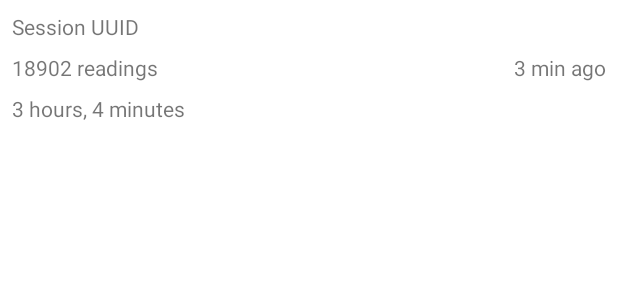
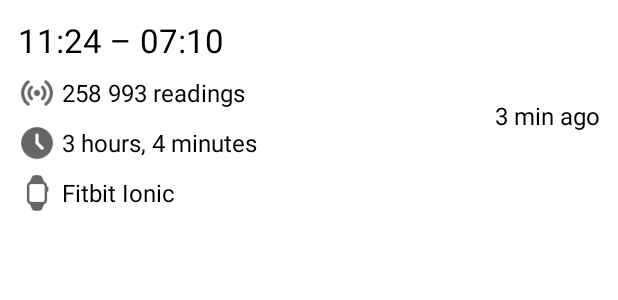
Before and after one commit to ademsalih/android-sleep-track, an Android app: the layout session_item.xml on its own in the app's theme, with its tools: preview values and no code run, on a phone screen of 412 x 824 dp. Shown: the top 300 px of the screen. Run offline under Robolectric (Android 15) with nearby library versions, the phone set to English and light mode, and no system bars.

Commit message:
updated sessions list

```diff
--- a/app/src/main/res/layout/activity_main.xml
+++ b/app/src/main/res/layout/activity_main.xml
@@ -37,7 +37,7 @@
         app:layout_constraintEnd_toEndOf="parent"
         app:layout_constraintStart_toStartOf="parent"
         app:layout_constraintTop_toBottomOf="@+id/textView"
-        app:srcCompat="@drawable/baseline_check_circle_black_48dp" />
+        app:srcCompat="@drawable/connection_badge" />
 
     <LinearLayout
         android:layout_width="match_parent"
--- a/app/src/main/res/layout/session_item.xml
+++ b/app/src/main/res/layout/session_item.xml
@@ -6,16 +6,16 @@
     android:layout_width="match_parent"
     android:layout_height="wrap_content"
     android:clickable="true"
-    android:focusable="true">
+    android:focusable="true"
+    android:padding="12dp">
 
     <TextView
-        android:id="@+id/sessionUUIDTextView"
+        android:id="@+id/timesTextView"
         android:layout_width="wrap_content"
         android:layout_height="wrap_content"
-        android:layout_marginStart="8dp"
-        android:layout_marginLeft="8dp"
-        android:layout_marginTop="8dp"
-        android:text="Session UUID"
+        android:text="11:24 – 07:10"
+        android:textColor="#000000"
+        android:textSize="22sp"
         app:layout_constraintStart_toStartOf="parent"
         app:layout_constraintTop_toTopOf="parent" />
 
@@ -23,34 +23,101 @@
         android:id="@+id/sessionTimeTextView"
         android:layout_width="wrap_content"
         android:layout_height="wrap_content"
-        android:layout_marginEnd="8dp"
-        android:layout_marginRight="8dp"
         android:text="3 min ago"
+        android:textColor="#000000"
+        android:textSize="16sp"
         app:layout_constraintBottom_toBottomOf="parent"
         app:layout_constraintEnd_toEndOf="parent"
         app:layout_constraintTop_toTopOf="parent" />
 
-    <TextView
-        android:id="@+id/readingCountTextView"
+
+    <LinearLayout
+        android:id="@+id/readingsCountLinearLayout"
         android:layout_width="wrap_content"
         android:layout_height="wrap_content"
-        android:layout_marginStart="8dp"
-        android:layout_marginLeft="8dp"
         android:layout_marginTop="8dp"
-        android:text="18902 readings"
+        android:gravity="center_vertical"
+        android:orientation="horizontal"
         app:layout_constraintStart_toStartOf="parent"
-        app:layout_constraintTop_toBottomOf="@+id/sessionUUIDTextView" />
+        app:layout_constraintTop_toBottomOf="@+id/timesTextView">
 
-    <TextView
-        android:id="@+id/sessionDurationTextView"
+        <ImageView
+            android:id="@+id/readingsCountImageView"
+            android:layout_width="25dp"
+            android:layout_height="25dp"
+            android:alpha="0.6"
+            app:srcCompat="@drawable/icons8_online_48" />
+
+        <TextView
+            android:id="@+id/readingCountTextView"
+            android:layout_width="wrap_content"
+            android:layout_height="wrap_content"
+            android:layout_marginStart="4dp"
+            android:layout_marginLeft="4dp"
+            android:text="258 993 readings"
+            android:textColor="#000000"
+            android:textSize="16sp"
+            app:layout_constraintBottom_toBottomOf="parent"
+            app:layout_constraintEnd_toEndOf="parent" />
+    </LinearLayout>
+
+    <LinearLayout
+        android:id="@+id/durationLinearLayout"
         android:layout_width="wrap_content"
         android:layout_height="wrap_content"
-        android:layout_marginStart="8dp"
-        android:layout_marginLeft="8dp"
         android:layout_marginTop="8dp"
-        android:layout_marginBottom="8dp"
-        android:text="3 hours, 4 minutes"
-        app:layout_constraintBottom_toBottomOf="parent"
+        android:gravity="center_vertical"
+        android:orientation="horizontal"
         app:layout_constraintStart_toStartOf="parent"
-        app:layout_constraintTop_toBottomOf="@+id/readingCountTextView" />
+        app:layout_constraintTop_toBottomOf="@+id/readingsCountLinearLayout">
+
+        <ImageView
+            android:id="@+id/imageView3"
+            android:layout_width="25dp"
+            android:layout_height="25dp"
+            android:alpha="0.6"
+            app:srcCompat="@drawable/icons8_clock_48" />
+
+        <TextView
+            android:id="@+id/sessionDurationTextView"
+            android:layout_width="wrap_content"
+            android:layout_height="wrap_content"
+            android:layout_marginStart="4dp"
+            android:layout_marginLeft="4dp"
+            android:text="3 hours, 4 minutes"
+            android:textColor="#000000"
+            android:textSize="16sp"
+            app:layout_constraintBottom_toBottomOf="parent"
+            app:layout_constraintEnd_toEndOf="parent" />
+    </LinearLayout>
+
+    <LinearLayout
+        android:layout_width="wrap_content"
+        android:layout_height="wrap_content"
+        android:layout_marginTop="8dp"
+        android:gravity="center_vertical"
+        android:orientation="horizontal"
+        app:layout_constraintStart_toStartOf="parent"
+        app:layout_constraintTop_toBottomOf="@+id/durationLinearLayout">
+
+        <ImageView
+            android:id="@+id/imageView4"
+            android:layout_width="25dp"
+            android:layout_height="25dp"
+            android:alpha="0.6"
+            app:srcCompat="@drawable/icons8_apple_watch_60" />
+
+        <TextView
+            android:id="@+id/sessionDurationTextView3"
+            android:layout_width="wrap_content"
+            android:layout_height="wrap_content"
+            android:layout_marginStart="4dp"
+            android:layout_marginLeft="4dp"
+            android:text="Fitbit Ionic"
+            android:textColor="#000000"
+            android:textSize="16sp"
+            app:layout_constraintBottom_toBottomOf="parent"
+            app:layout_constraintEnd_toEndOf="parent" />
+    </LinearLayout>
+
 </androidx.constraintlayout.widget.ConstraintLayout>
```
Also changed, not shown: app/src/main/java/com/example/fitbit_tracker/adapter/SessionRecyclerViewAdapter.java (+48 -5 lines), app/src/main/res/drawable-v24/connection_badge.png (renamed from app/src/main/res/drawable-v24/baseline_check_circle_black_48dp.png), app/src/main/res/drawable/icons8_apple_watch_48.png (added), app/src/main/res/drawable/icons8_apple_watch_60.png (added), app/src/main/res/drawable/icons8_clock_48.png (added), app/src/main/res/drawable/icons8_input_48.png (added), app/src/main/res/drawable/icons8_online_48.png (added), app/src/main/res/drawable/icons8_rfid_signal_50.png (added).
